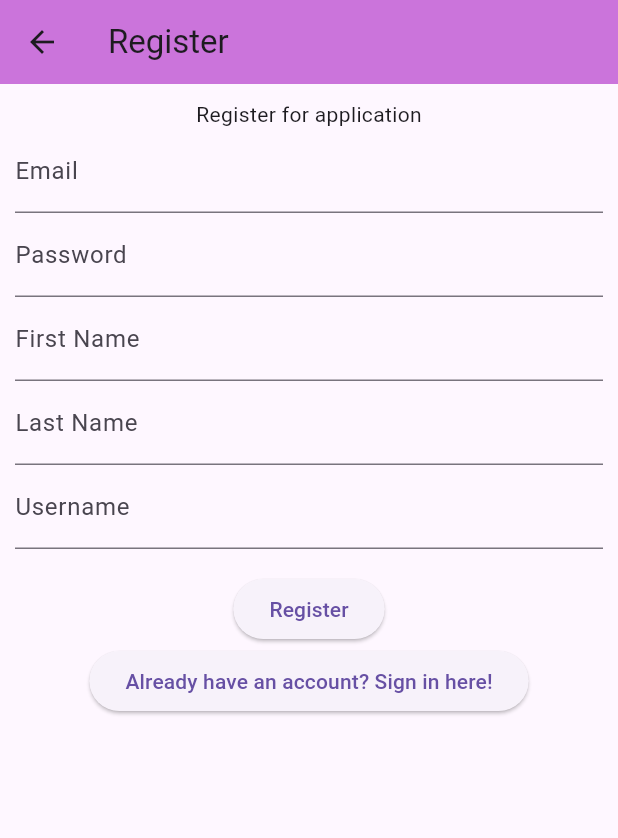
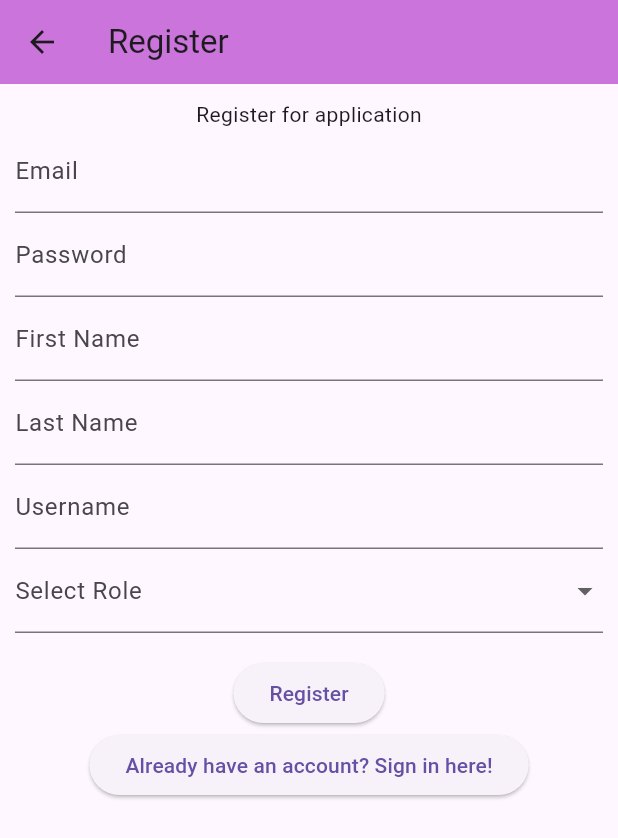
Before and after one commit to dmevans27/MADDeliveryApp, a Flutter app: the screen it shows after launch, after a tap on "Need to create an account? Register Here", on a phone screen of 412 x 824 dp. Shown: the top 838 px of the screen. Run offline on Flutter 3.47's test engine with Material 3 defaults, Android fonts, the light colour scheme and no system bars; our stand-ins replace cloud_firestore, firebase_auth, firebase_core; accounts and stored records are empty; network calls fail.

Commit message:
reinputting work

```diff
--- a/lib/login.dart
+++ b/lib/login.dart
@@ -1,4 +1,6 @@
+import 'package:deliveryapp/driverinterface.dart';
 import 'package:deliveryapp/firebase_options.dart';
+import 'package:deliveryapp/homescreen.dart';
 import 'package:firebase_core/firebase_core.dart';
 import 'package:flutter/material.dart';
 import 'package:firebase_core/firebase_core.dart';
@@ -28,6 +30,22 @@ import 'register.dart';
           email: _signInEmailController.text,
           password: _signInPasswordController.text,
         );
+        DocumentSnapshot userDoc = await FirebaseFirestore.instance.collection('users').doc(userCredential.user!.uid).get();
+
+    if (userDoc.exists) {
+      String role = userDoc['Role'];
+      if (role == 'user') {
+        Navigator.pushReplacement(context, MaterialPageRoute(builder: (context) => const HomeScreen()));
+      } else if (role == 'driver') {
+        Navigator.pushReplacement(context, MaterialPageRoute(builder: (context) => const DriverPage()));
+      } else {
+        // Handle unknown role
+        print('Unknown role: $role');
+      }
+    } else {
+      // Handle user document not found
+      print('User document not found for user ID: ${user.user!.uid}');
+    }
 
       } catch (error) {
         // Handle sign-in errors
@@ -54,6 +72,23 @@ import 'register.dart';
           child: Column(
             mainAxisAlignment: MainAxisAlignment.center,
             children:[
+              const Card( // Title Card
+            elevation: 3,
+            color: Color.fromARGB(255, 203, 116, 219),
+            child: Padding(
+              padding: EdgeInsets.all(20.0),
+              child: Text(
+                "Welcome to EvansLomini Delivery!",
+
+                style: TextStyle(
+
+                  fontSize: 24,
+                  fontWeight: FontWeight.bold,
+                ),
+              ),
+            ),
+          ),
+          const SizedBox(height: 50),
               const Text("Login to application"),
               TextFormField(
                 controller: _signInEmailController,
--- a/lib/register.dart
+++ b/lib/register.dart
@@ -4,9 +4,14 @@ import 'package:firebase_core/firebase_core.dart';
 import 'package:firebase_auth/firebase_auth.dart';
 import 'package:cloud_firestore/cloud_firestore.dart';
 import 'login.dart';
+import 'homescreen.dart';
+import 'driverinterface.dart';
+
+
+enum UserRole {user, driver}
 
 class RegistrationPage extends StatefulWidget {
-  const RegistrationPage({Key? key}) : super(key: key);
+  const RegistrationPage({super.key});
 
   @override
   State<RegistrationPage> createState() => _RegistrationPageState();
@@ -21,6 +26,7 @@ class _RegistrationPageState extends State<RegistrationPage> {
     final TextEditingController _registerUsername=TextEditingController();
 
    String? _errorMessage;
+   UserRole? _selectedRole;
 
    Future<void> _register(BuildContext context) async {
       try {
@@ -36,12 +42,17 @@ class _RegistrationPageState extends State<RegistrationPage> {
           'Email': _registerEmailController.text,
           'FirstName':_registerFirstName.text,
           'LastName':_registerLastName.text,
-          'Role': 'user',
+          'Role': _selectedRole == UserRole.user ? 'user' : 'driver',
           'RegistrationDateTime': Timestamp.now(),
           'Username': _registerUsername.text,
 
 
           });
+          if (_selectedRole == UserRole.user) {
+     Navigator.push(context, MaterialPageRoute(builder: (context) => const HomeScreen()));
+    } else {
+      Navigator.push(context, MaterialPageRoute(builder: (context) => DriverPage()));
+    }
 
       }on FirebaseAuthException catch (error) {
 
@@ -104,6 +115,25 @@ class _RegistrationPageState extends State<RegistrationPage> {
                   decoration: const InputDecoration(labelText: 'Username'),
                   obscureText: false,
                 ),
+                DropdownButtonFormField<UserRole>(
+              value: _selectedRole,
+              items: const [
+                DropdownMenuItem(
+                  value: UserRole.user,
+                  child: Text('User'),
+                ),
+                DropdownMenuItem(
+                  value: UserRole.driver,
+                  child: Text('Driver'),
+                ),
+              ],
+              onChanged: (value) {
+                setState(() {
+                  _selectedRole = value;
+                });
+              },
+              decoration: const InputDecoration(labelText: 'Select Role'),
+            ),
                 if(_errorMessage != null)
                  Text( _errorMessage!,
                   style: const TextStyle(color: Colors.red),
```
